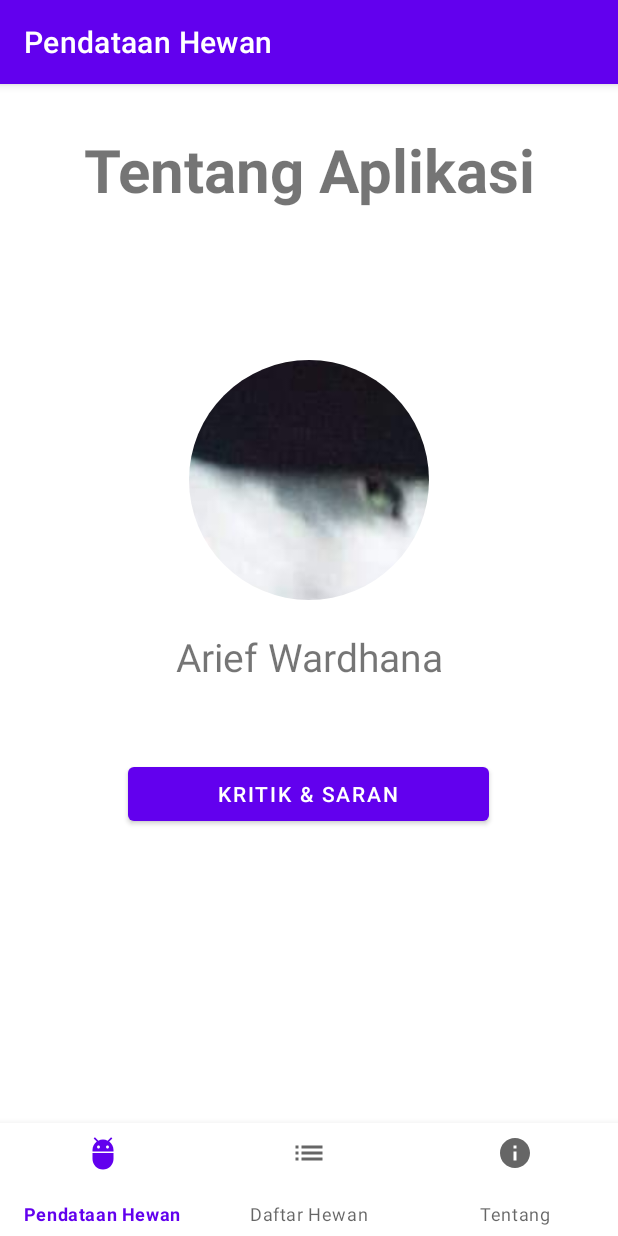
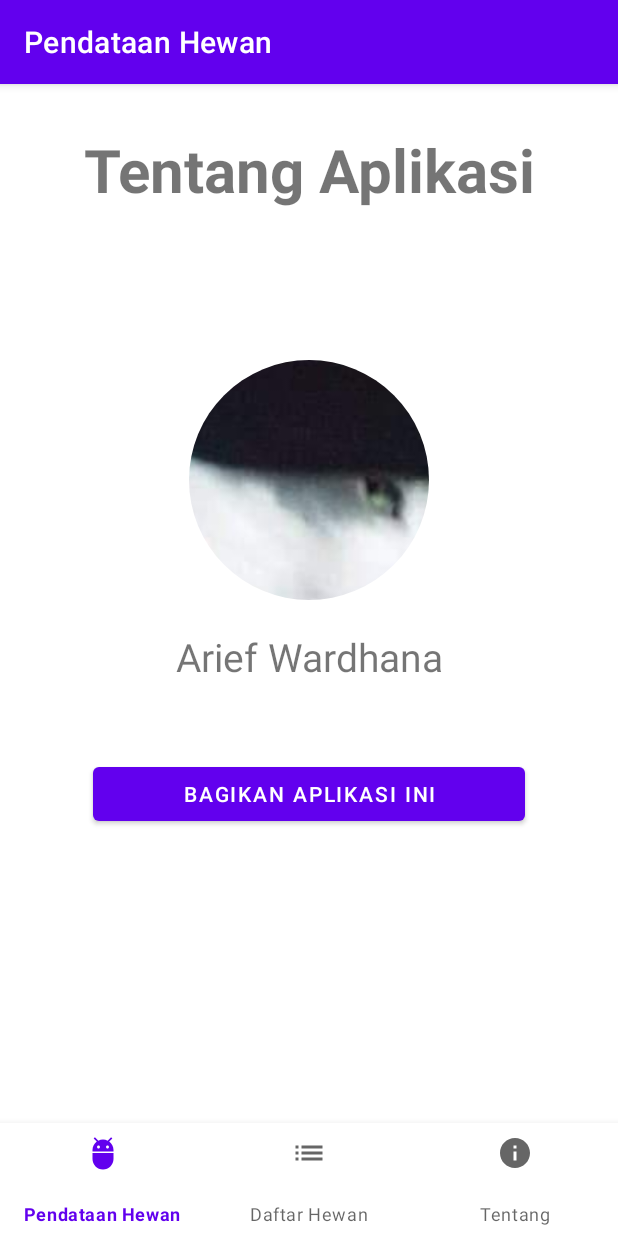
Before and after one commit to poncoe/Animolz-Android, an Android app: the screen it shows after launch (MainActivity), on a phone screen of 412 x 824 dp. Run offline under Robolectric (Android 15) with nearby library versions, the phone set to English and light mode, and no system bars; our stand-ins replace CircleImageView, navigation-ui.

Commit message:
improvment about

```diff
--- a/app/src/main/java/id/coedotzltdv/animolz/ui/AboutFragment.kt
+++ b/app/src/main/java/id/coedotzltdv/animolz/ui/AboutFragment.kt
@@ -1,10 +1,12 @@
 package id.coedotzltdv.animolz.ui
 
+import android.content.Intent
 import android.os.Bundle
 import android.view.LayoutInflater
 import android.view.View
 import android.view.ViewGroup
 import androidx.fragment.app.Fragment
+import id.coedotzltdv.animolz.R
 import id.coedotzltdv.animolz.databinding.FragmentAboutBinding
 
 class AboutFragment: Fragment() {
@@ -18,9 +20,18 @@ class AboutFragment: Fragment() {
         binding = FragmentAboutBinding.inflate(layoutInflater, container, false)
         setHasOptionsMenu(true)
         return binding.root
+    }
 
-        binding.btnSaran.setOnClickListener {
+    override fun onViewCreated(view: View, savedInstanceState: Bundle?) {
+        super.onViewCreated(view, savedInstanceState)
 
+        binding.btnShare.setOnClickListener {
+            val sharingIntent = Intent(Intent.ACTION_SEND)
+            sharingIntent.type = "text/plain"
+            sharingIntent.putExtra(Intent.EXTRA_SUBJECT, requireActivity().getString(R.string.app_name))
+            sharingIntent.putExtra(Intent.EXTRA_TEXT, "Animolz Aplikasi Hewan!\n\nUnduh Sekarang!\nhttp://play.google.com/store/apps/details?id=id.coedotzltdv.animolz")
+            requireActivity().startActivity(Intent.createChooser(sharingIntent, "Bagikan Melalui"))
         }
     }
+
 }
--- a/app/src/main/res/layout/fragment_about.xml
+++ b/app/src/main/res/layout/fragment_about.xml
@@ -36,13 +36,13 @@
             android:paddingBottom="50dp"/>
 
         <Button
-            android:id="@+id/btn_saran"
+            android:id="@+id/btn_share"
             android:layout_width="wrap_content"
             android:layout_height="wrap_content"
             android:paddingRight="60dp"
             android:paddingLeft="60dp"
             android:layout_gravity="center"
-            android:text="@string/btn_saran"/>
+            android:text="@string/btn_bagikan"/>
 
     </LinearLayout>
 </ScrollView>
--- a/app/src/main/res/values/strings.xml
+++ b/app/src/main/res/values/strings.xml
@@ -20,5 +20,5 @@
     <string name="nav_about">Tentang</string>
     <string name="about_mi">Arief Wardhana</string>
     <string name="tentang_aplikasi">Tentang Aplikasi</string>
-    <string name="btn_saran"><![CDATA[Kritik & Saran]]></string>
+    <string name="btn_bagikan">Bagikan Aplikasi Ini</string>
 </resources>
```
